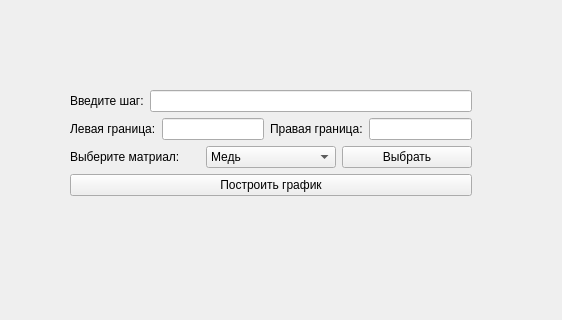
Old version of the form mainwindow.ui in the repository Athhh/Diplom; both pictures show x 0 to 562 and y 140 to 460 of the 1285 by 669 pixel window.
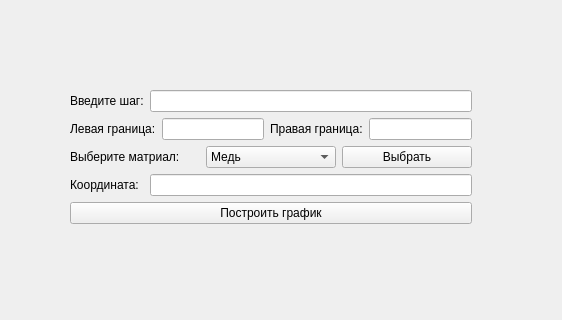
New version of the form. Custom widgets are drawn as their Qt base class.

```diff
--- a/mainwindow.ui
+++ b/mainwindow.ui
@@ -30,7 +30,7 @@
       <x>70</x>
       <y>230</y>
       <width>402</width>
-      <height>111</height>
+      <height>141</height>
      </rect>
     </property>
     <layout class="QFormLayout" name="formLayout">
@@ -105,13 +105,23 @@
        </item>
       </layout>
      </item>
-     <item row="3" column="0" colspan="2">
+     <item row="4" column="0" colspan="2">
       <widget class="QPushButton" name="plot">
        <property name="text">
         <string>Построить график</string>
        </property>
       </widget>
      </item>
+     <item row="3" column="0">
+      <widget class="QLabel" name="label_5">
+       <property name="text">
+        <string>Координата:</string>
+       </property>
+      </widget>
+     </item>
+     <item row="3" column="1">
+      <widget class="QLineEdit" name="lineEdit"/>
+     </item>
     </layout>
    </widget>
    <widget class="QWidget" name="horizontalLayoutWidget">
```
